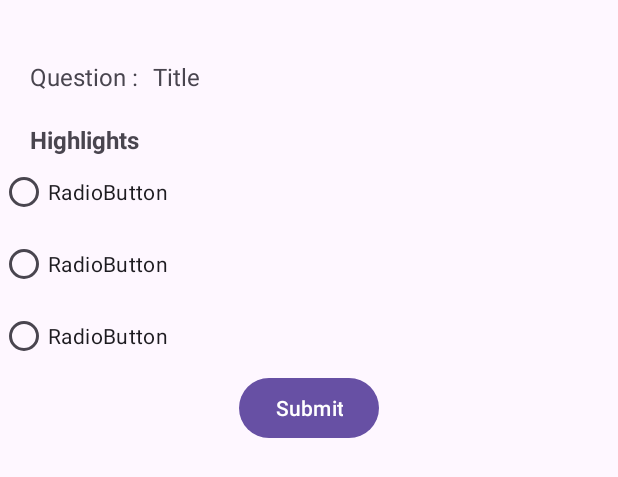
After one commit to MDCodesz/state_capitals_quiz, an Android app: the layout fragment_quiz.xml on its own in the app's theme, with its tools: preview values and no code run, on a phone screen of 412 x 824 dp. The commit adds this screen. Shown: the top 477 px of the screen. Run offline under Robolectric (Android 15) with nearby library versions, the phone set to English and light mode, and no system bars.

Commit message:
Layout and nav bar

```diff
--- a/app/build.gradle
+++ b/app/build.gradle
@@ -33,6 +33,7 @@ dependencies {
     implementation 'androidx.appcompat:appcompat:1.6.1'
     implementation 'com.google.android.material:material:1.10.0'
     implementation 'androidx.constraintlayout:constraintlayout:2.1.4'
+    implementation 'androidx.legacy:legacy-support-v4:1.0.0'
     testImplementation 'junit:junit:4.13.2'
     androidTestImplementation 'androidx.test.ext:junit:1.1.5'
     androidTestImplementation 'androidx.test.espresso:espresso-core:3.5.1'
--- a/app/src/main/AndroidManifest.xml
+++ b/app/src/main/AndroidManifest.xml
@@ -11,7 +11,8 @@
         android:roundIcon="@mipmap/ic_launcher_round"
         android:supportsRtl="true"
         android:theme="@style/Theme.StateCapitalsQuiz"
-        tools:targetApi="31">
+        tools:targetApi="31"
+        >
         <activity
             android:name=".MainActivity"
             android:exported="true">
--- /dev/null
+++ b/app/src/main/res/layout/fragment_quiz.xml
@@ -0,0 +1,89 @@
+<?xml version="1.0" encoding="utf-8"?>
+<FrameLayout xmlns:android="http://schemas.android.com/apk/res/android"
+    xmlns:app="http://schemas.android.com/apk/res-auto"
+    xmlns:tools="http://schemas.android.com/tools"
+    android:layout_width="match_parent"
+    android:layout_height="match_parent"
+    tools:context=".QuizFragment">
+
+    <LinearLayout
+        android:layout_width="match_parent"
+        android:layout_height="match_parent"
+        android:orientation="vertical"
+        tools:context=".AndroidVersionFragment">
+
+        <!-- TODO: Update blank fragment layout -->
+        <LinearLayout
+            android:layout_width="wrap_content"
+            android:layout_height="wrap_content"
+            android:layout_marginStart="20dp"
+            android:layout_marginTop="40dp"
+            android:orientation="horizontal">
+
+            <TextView
+                android:id="@+id/textView3"
+                android:layout_width="wrap_content"
+                android:layout_height="wrap_content"
+                android:layout_marginEnd="10dp"
+                android:layout_weight="1"
+                android:text="Question :"
+                android:textSize="16sp" />
+
+            <TextView
+                android:id="@+id/titleView"
+                android:layout_width="wrap_content"
+                android:layout_height="wrap_content"
+                android:text="Title"
+                android:textSize="16sp" />
+        </LinearLayout>
+
+        <TextView
+            android:id="@+id/highlightsView"
+            android:layout_width="wrap_content"
+            android:layout_height="wrap_content"
+            android:layout_marginStart="20dp"
+            android:layout_marginTop="20dp"
+            android:text="Highlights"
+            android:textSize="16sp"
+            android:textStyle="bold" />
+
+        <LinearLayout
+            android:layout_width="wrap_content"
+            android:layout_height="wrap_content"
+            android:orientation="horizontal">
+
+            <RadioGroup
+                android:id="@+id/radioGroup"
+                android:layout_width="wrap_content"
+                android:layout_height="wrap_content">
+
+                <RadioButton
+                    android:id="@+id/radioButton"
+                    android:layout_width="match_parent"
+                    android:layout_height="wrap_content"
+                    android:text="RadioButton" />
+
+                <RadioButton
+                    android:id="@+id/radioButton2"
+                    android:layout_width="match_parent"
+                    android:layout_height="wrap_content"
+                    android:text="RadioButton" />
+
+                <RadioButton
+                    android:id="@+id/radioButton3"
+                    android:layout_width="match_parent"
+                    android:layout_height="wrap_content"
+                    android:text="RadioButton" />
+            </RadioGroup>
+
+        </LinearLayout>
+
+        <Button
+            android:id="@+id/submit_button"
+            android:layout_width="wrap_content"
+            android:layout_height="wrap_content"
+            android:layout_gravity="center"
+            android:text="Submit" />
+
+    </LinearLayout>
+</FrameLayout>
--- a/app/src/main/res/values/strings.xml
+++ b/app/src/main/res/values/strings.xml
@@ -1,3 +1,7 @@
 <resources>
     <string name="app_name">State Capitals Quiz</string>
+    <!-- TODO: Remove or change this placeholder text -->
+    <string name="hello_blank_fragment">Hello blank fragment</string>
+    <string name="nav_open">Open</string>
+    <string name="nav_close">Close</string>
 </resources>
--- a/gradle.properties
+++ b/gradle.properties
@@ -19,3 +19,4 @@ android.useAndroidX=true
 # resources declared in the library itself and none from the library's dependencies,
 # thereby reducing the size of the R class for that library
 android.nonTransitiveRClass=true
+android.enableJetifier=true
```
Also changed, not shown: app/src/main/java/edu/uga/cs/statecapitalsquiz/MainActivity.java (+98 -1 lines), app/src/main/java/edu/uga/cs/statecapitalsquiz/MainScreen.java (added, +71 -0 lines), app/src/main/java/edu/uga/cs/statecapitalsquiz/QuizFragment.java (added, +64 -0 lines), app/src/main/java/edu/uga/cs/statecapitalsquiz/ReviewQuizFragment.java (added, +64 -0 lines), app/src/main/res/layout/activity_main.xml (+45 -8 lines), app/src/main/res/layout/fragment_main_screen.xml (added, +24 -0 lines), app/src/main/res/layout/fragment_review_quiz.xml (added, +14 -0 lines), app/src/main/res/menu/quiz_menu.xml (added, +18 -0 lines).
